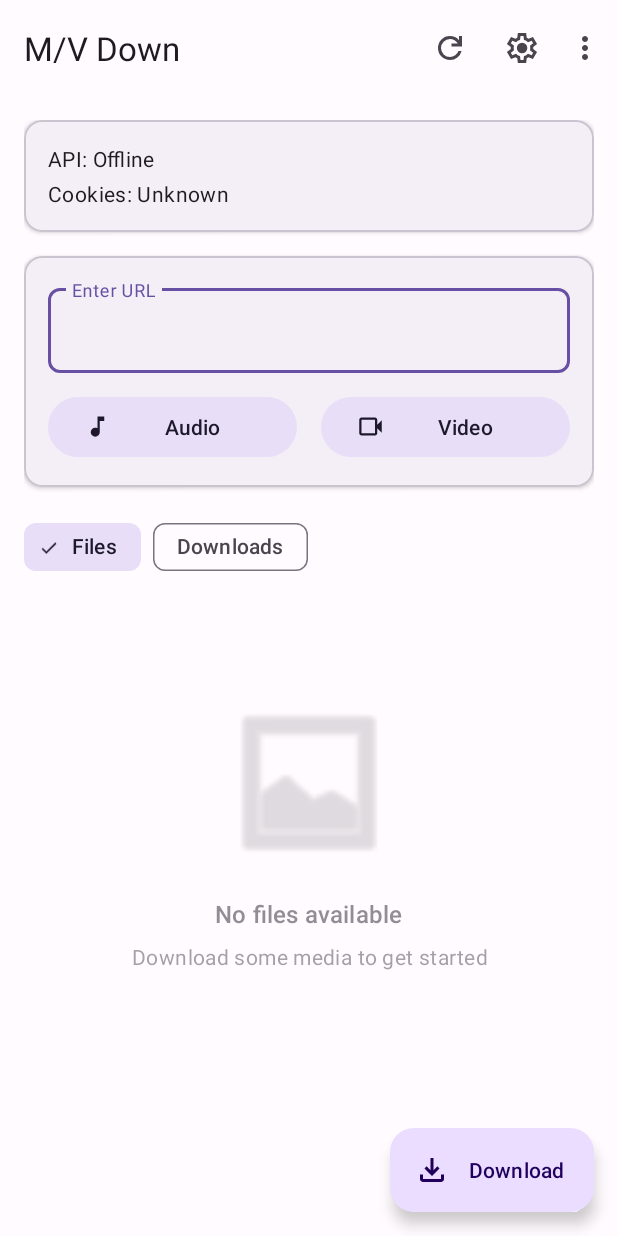
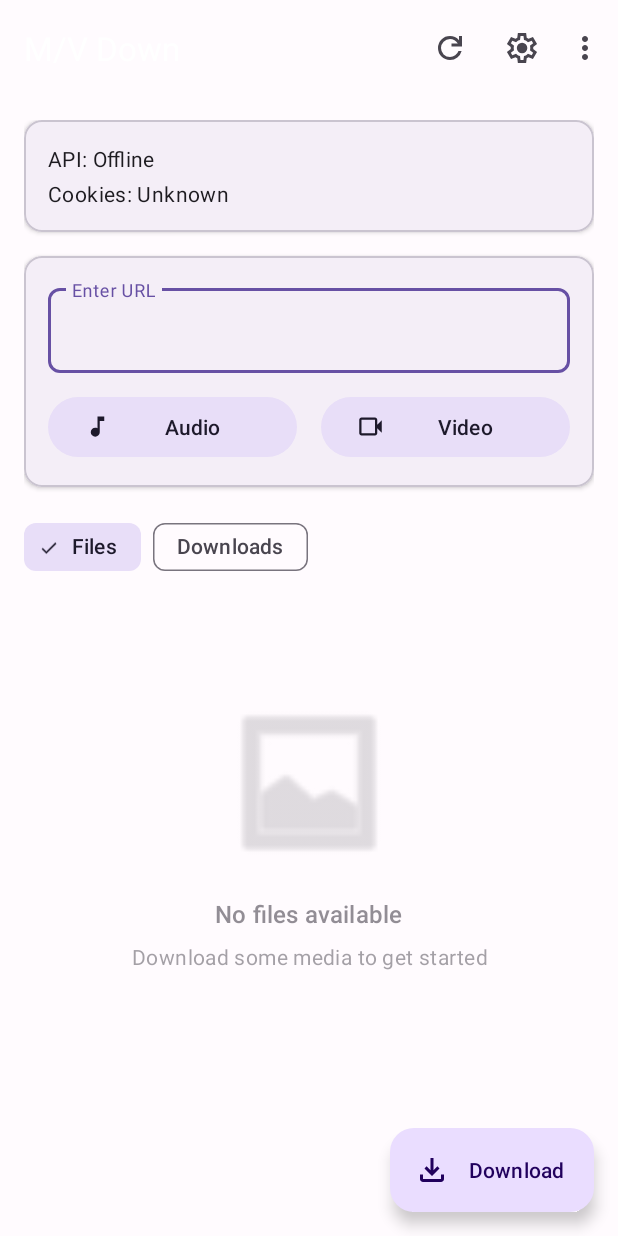
Before and after one commit to Abhinav-Gyawali/ytdownapp, an Android app: the screen it shows after launch (MainActivity), on a phone screen of 412 x 824 dp. Run offline under Robolectric (Android 15) with nearby library versions, the light colour scheme and no system bars.

Commit message:
update app/src/main/java/com/mvdown/MainActivity.kt

```diff
--- a/app/src/main/java/com/mvdown/MainActivity.kt
+++ b/app/src/main/java/com/mvdown/MainActivity.kt
@@ -60,7 +60,14 @@ class MainActivity : AppCompatActivity() {
 
     private fun setupToolbar() {
         setSupportActionBar(binding.toolbar)
-        supportActionBar?.title = "M/V Down"
+        supportActionBar?.apply {
+            title = "M/V Down"
+            setDisplayShowTitleEnabled(true)
+        }
+        // Set title color to white for better visibility
+        binding.toolbar.setTitleTextColor(
+            resources.getColor(android.R.color.white, theme)
+        )
     }
 
     private fun setupRecyclerViews() {
@@ -76,7 +83,9 @@ class MainActivity : AppCompatActivity() {
         binding.recyclerView.apply {
             layoutManager = LinearLayoutManager(this@MainActivity)
             adapter = fileAdapter
-            setHasFixedSize(true)
+            setHasFixedSize(false)
+            // Add item animator for smooth animations
+            itemAnimator = androidx.recyclerview.widget.DefaultItemAnimator()
         }
     }
 
@@ -140,6 +149,7 @@ class MainActivity : AppCompatActivity() {
 
             } catch (e: Exception) {
                 showSnackbar("Error: ${e.message}")
+                android.util.Log.e("MainActivity", "Quick download error", e)
             } finally {
                 binding.progressIndicator.hide()
             }
@@ -155,7 +165,7 @@ class MainActivity : AppCompatActivity() {
             } catch (e: Exception) {
                 binding.tvApiStatus.text = "API: Offline"
                 binding.tvCookiesStatus.text = "Cookies: Unknown"
-                showSnackbar("Cannot connect to API: ${e.message}")
+                android.util.Log.e("MainActivity", "API health check failed", e)
             }
         }
     }
@@ -164,19 +174,32 @@ class MainActivity : AppCompatActivity() {
         lifecycleScope.launch {
             try {
                 binding.swipeRefresh.isRefreshing = true
+
+                android.util.Log.d("MainActivity", "Loading files from API...")
                 val files = ApiClient.apiService.getFiles()
 
-                // Update adapter
-                fileAdapter.submitList(files)
+                android.util.Log.d("MainActivity", "Files received: ${files.size}")
+                files.forEachIndexed { index, file ->
+                    android.util.Log.d("MainActivity", "File $index: ${file.name} (${file.size} bytes, ${file.type})")
+                }
 
-                // Show/hide empty state
+                // Show/hide empty state first
                 if (files.isEmpty()) {
+                    android.util.Log.d("MainActivity", "No files found, showing empty state")
                     showEmptyState(true)
                 } else {
+                    android.util.Log.d("MainActivity", "Files found, hiding empty state and updating adapter")
                     showEmptyState(false)
+
+                    // IMPORTANT: Submit list in the next frame to ensure visibility is updated
+                    binding.recyclerView.post {
+                        fileAdapter.submitList(ArrayList(files))
+                        android.util.Log.d("MainActivity", "Adapter list submitted, item count: ${fileAdapter.itemCount}")
+                    }
                 }
 
             } catch (e: Exception) {
+                android.util.Log.e("MainActivity", "Error loading files", e)
                 showSnackbar("Error loading files: ${e.message}")
                 showEmptyState(true)
                 e.printStackTrace()
@@ -187,6 +210,8 @@ class MainActivity : AppCompatActivity() {
     }
 
     private fun showEmptyState(show: Boolean) {
+        android.util.Log.d("MainActivity", "showEmptyState: $show")
+
         if (show) {
             binding.emptyState.visibility = View.VISIBLE
             binding.recyclerView.visibility = View.GONE
@@ -220,12 +245,13 @@ class MainActivity : AppCompatActivity() {
                 .setAllowedOverRoaming(true)
 
             val downloadManager = getSystemService(Context.DOWNLOAD_SERVICE) as DownloadManager
-            val downloadId = downloadManager.enqueue(request)
+            downloadManager.enqueue(request)
 
             showSnackbar("📥 Downloading: $fileName")
 
         } catch (e: Exception) {
             showSnackbar("Download error: ${e.message}")
+            android.util.Log.e("MainActivity", "Download error", e)
         }
     }
 
@@ -241,6 +267,7 @@ class MainActivity : AppCompatActivity() {
                         loadFiles()
                     } catch (e: Exception) {
                         showSnackbar("Error: ${e.message}")
+                        android.util.Log.e("MainActivity", "Delete error", e)
                     }
                 }
             }
@@ -315,6 +342,7 @@ class MainActivity : AppCompatActivity() {
                         loadFiles()
                     } catch (e: Exception) {
                         showSnackbar("Error: ${e.message}")
+                        android.util.Log.e("MainActivity", "Delete all error", e)
                     }
                 }
             }
```
